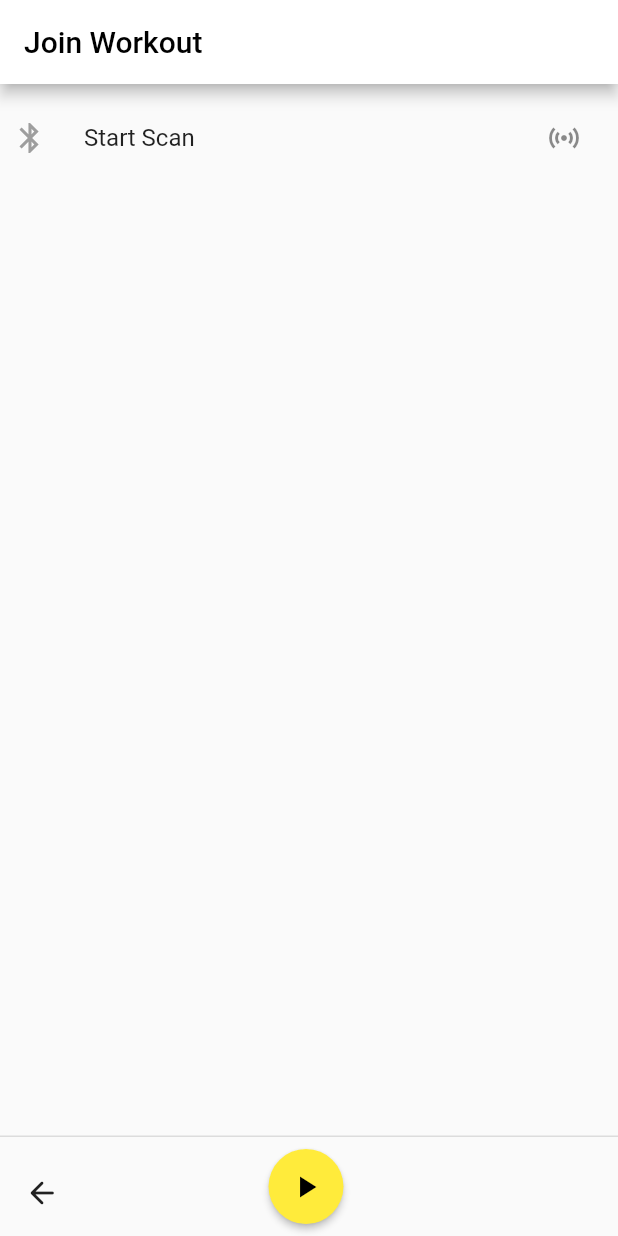
After one commit to FrankAlbella/karoo-colab, a Flutter app: the screen it shows after launch, after a tap on "Join Workout", on a phone screen of 412 x 824 dp. The commit adds this screen. Run offline on Flutter 3.47's test engine with Material 2 defaults, Android fonts, the phone set to English and light mode, and no system bars; our stand-ins replace flutter_bluetooth_serial, permission_handler; missing offline and left inert: flutter_reactive_ble.

Commit message:
Rework HomePage.dart

```diff
--- a/lib/HomePage.dart
+++ b/lib/HomePage.dart
@@ -1,6 +1,11 @@
 import 'package:flutter/material.dart';
+import 'package:karoo_collab/PairingPage.dart';
+import 'package:karoo_collab/ProfilePage.dart';
 import 'ConnectionsPage.dart';
 import 'RiderData.dart';
+import 'SensorPage.dart';
+import 'host_page.dart';
+import 'join_page.dart';
 
 Widget _buildPopupDialog(BuildContext context) {
   return AlertDialog(
@@ -102,33 +107,77 @@ class _MyHomePageState extends State<MyHomePage> {
                   context,
                   MaterialPageRoute(
                       builder: (context) =>
-                      const ConnectionsPage(title: 'Connections')),
+                      const HostPage(title: 'Host Workout')),
                 );
               },
-              icon: Icon(
+              icon: const Icon(
                 Icons.people,
               ),
               label: const Align(
                   alignment: Alignment.centerLeft,
                   child: ListTile(
-                      title: Text("Connections"),
+                      title: Text("Host Workout"),
                       trailing: Icon(Icons.keyboard_arrow_right))),
             ),
             TextButton.icon(
               onPressed: () {
-                showDialog(
-                  context: context,
-                  builder: (BuildContext context) => _buildPopupDialog(context),
+                Navigator.push(
+                  context,
+                  MaterialPageRoute(
+                      builder: (context) =>
+                      const JoinPage(title: 'Join Workout')),
                 );
               },
-              icon: Icon(
-                Icons.alarm,
+              icon: const Icon(
+                Icons.people,
               ),
               label: const Align(
                   alignment: Alignment.centerLeft,
                   child: ListTile(
-                      title: Text("Alerts"),
+                      title: Text("Join Workout"),
                       trailing: Icon(Icons.keyboard_arrow_right))),
+            ),
+            TextButton.icon(
+              onPressed: () {
+                Navigator.push(
+                  context,
+                  MaterialPageRoute(
+                    builder: (context) =>
+                        const SensorPage(title: "Sensor Pairing")
+                  )
+                );
+              },
+              icon: const Icon(
+                Icons.sensors
+              ),
+              label: const Align(
+                alignment: Alignment.centerLeft,
+                child: ListTile(
+                  title: Text("Sensors"),
+                  trailing: Icon(Icons.keyboard_arrow_right),
+                )
+              ),
+            ),
+            TextButton.icon(
+              onPressed: () {
+                Navigator.push(
+                    context,
+                    MaterialPageRoute(
+                        builder: (context) =>
+                        const ProfilePage(title: "Sensor Pairing")
+                    )
+                );
+              },
+              icon: const Icon(
+                Icons.settings
+              ),
+              label: const Align(
+                alignment: Alignment.centerLeft,
+                child: ListTile(
+                  title: Text("Settings"),
+                  trailing: Icon(Icons.keyboard_arrow_right),
+                )
+              ),
             ),
           ],
         ),
--- /dev/null
+++ b/lib/join_page.dart
@@ -0,0 +1,247 @@
+import 'dart:async';
+import 'dart:math';
+import 'package:flutter/material.dart';
+import 'package:flutter/services.dart';
+import 'package:flutter_bluetooth_serial/flutter_bluetooth_serial.dart';
+import 'package:flutter_reactive_ble/flutter_reactive_ble.dart' hide Logger;
+import 'package:karoo_collab/BluetoothProvider.dart';
+import 'package:logging/logging.dart';
+import 'ActiveRun.dart';
+import 'BluetoothDeviceListEntry.dart';
+import 'BluetoothManager.dart';
+import 'RiderData.dart';
+import 'ble_sensor_device.dart';
+
+class JoinPage extends StatefulWidget {
+  const JoinPage({super.key, required this.title});
+
+  // This widget is the home page of your application. It is stateful, meaning
+  // that it has a State object (defined below) that contains fields that affect
+  // how it looks.
+
+  // This class is the configuration for the state. It holds the values (in this
+  // case the title) provided by the parent (in this case the App widget) and
+  // used by the build method of the State. Fields in a Widget subclass are
+  // always marked "final".
+
+  final String title;
+
+  @override
+  State<JoinPage> createState() => _JoinPage();
+}
+
+class _JoinPage extends State<JoinPage> {
+  //random object for sending random numbers to connections
+  Random random = Random();
+
+  List<Widget> devices = [];
+  bool scanning = false;
+
+  Stream<BluetoothDiscoveryResult>? discoveryStream;
+  StreamSubscription<BluetoothDiscoveryResult>? discoveryStreamSubscription;
+
+  // Obtain FlutterReactiveBle instance for entire app.
+  final flutterReactiveBle = FlutterReactiveBle();
+
+  static const platform = MethodChannel('edu.uf.karoo_collab');
+
+  double myHR = 0;
+  double myPower = 0;
+  double mySpeed = 0;
+
+  @override
+  void initState() {
+    super.initState();
+    startScan();
+    BluetoothManager.instance.deviceDataStream.listen((dataMap) {
+      Logger.root.info('got data from a connection: $dataMap');
+    });
+    startBluetoothListening();
+  }
+
+  void startBluetoothListening() {
+    double partnerHR = 0;
+    double partnerPower = 0;
+    double partnerSpeed = 0;
+
+    BluetoothManager.instance.deviceDataStream.listen((event) {
+      Logger.root.info('got data from a connection: $event');
+      final map = event.values.first;
+
+      for(final key in map.keys) {
+        switch(key) {
+          case "heartRate":
+            partnerHR = double.parse(map[key] ?? "-1");
+            try {
+              platform.invokeListMethod('setPartnerHR', {"hr": partnerHR});
+              //Logger.root.info('Partner HR set to $partnerHR');
+            } on PlatformException catch (e) {
+              Logger.root.severe('Failed to set partner HR: $e');
+            }
+            break;
+          case "power":
+            partnerPower = double.parse(map[key] ?? "-1");
+            try {
+              platform.invokeListMethod('setPartnerPower', {"power": partnerPower});
+              //Logger.root.info('Partner power set to $partnerPower');
+            } on PlatformException catch (e) {
+              Logger.root.severe('Failed to set partner power: $e');
+            }
+            break;
+          case "speed":
+            partnerSpeed = double.parse(map[key] ?? "-1");
+            try {
+              platform.invokeListMethod('setPartnerSpeed', {"speed": partnerSpeed});
+              //Logger.root.info('Partner power set to $partnerSpeed');
+            } on PlatformException catch (e) {
+              Logger.root.severe('Failed to set partner speed: $e');
+            }
+            break;
+          default:
+            Logger.root.warning('Unknown map key received: $key');
+        }
+      }
+    });
+
+    final streamController = StreamController<RiderData>();
+    Timer.periodic(const Duration(seconds: 1), (timer) {
+      _updateMyHR();
+      _updateMyPower();
+
+      final RiderData data = RiderData();
+      data.heartRate = myHR;
+      data.power = myPower;
+
+      streamController.add(data);
+
+    });
+
+    streamController.stream.listen((event) {
+      BluetoothManager.instance.broadcastString("heartRate:${event.heartRate}");
+      BluetoothManager.instance.broadcastString("power:${event.power}");
+      //BluetoothManager.instance.broadcastString("speed:${event.speed}");
+    });
+  }
+
+  Future<void> _updateMyHR() async{
+    try {
+      myHR = await platform.invokeMethod('getMyHR');
+    } on PlatformException catch (e) {
+      Logger.root.severe('Failed to get partner data from Stream: $e');
+    }
+  }
+
+  Future<void> _updateMyPower() async{
+    try {
+      myPower = await platform.invokeMethod('getMyPower');
+    } on PlatformException catch (e) {
+      Logger.root.severe('Failed to get partner data from Stream: $e');
+    }
+  }
+
+  //starts scanning for other nearby bluetooth devices
+  void startScan() async {
+    if(scanning) {
+      return;
+    }
+
+    discoveryStream = await BluetoothManager.instance.startDeviceDiscovery();
+
+    final subscription = discoveryStream?.listen((event) {
+      setState(() {
+        final device = event.device;
+        final deviceName = device.name ?? "没有名字";
+        final address = device.address;
+
+
+        final textWidget = BluetoothDeviceListEntry(
+          device: event.device,
+          rssi: event.rssi,
+          onTap: () {
+            BluetoothManager.instance.connectToDevice(event.device);
+          },
+        );
+        if(deviceName.contains("Karoo")) {
+          devices = [...devices, textWidget];
+        }
+      });
+    }, onDone: () {
+      setState(() {
+        Logger.root.info("Scanning set to false");
+        scanning = false;
+      });
+    });
+
+    //set state to now scanning
+    setState(() {
+      Logger.root.info("Scanning set to true");
+      scanning = true;
+    });
+  }
+
+  Route _createRoute(FlutterReactiveBle ble,
+      List<BleSensorDevice>? connectedDevices, String type) {
+    return PageRouteBuilder(
+      pageBuilder: (context, animation, secondaryAnimation) => ActiveRun(
+          flutterReactiveBle: ble,
+          deviceList: connectedDevices,
+          title: "Active Run"),
+    );
+  }
+
+  List<BleSensorDevice> connectedDevices = <BleSensorDevice>[];
+
+  @override
+  Widget build(BuildContext context) {
+    return Scaffold(
+      appBar: AppBar(
+        title: Text(widget.title, style: const TextStyle(color: Colors.black)),
+        backgroundColor: Colors.white,
+        automaticallyImplyLeading: false,
+      ),
+      body: Center(
+        child: ListView(
+          children: <Widget>[
+            TextButton.icon(
+              onPressed: startScan,
+              icon: const Icon(
+                Icons.bluetooth,
+              ),
+              label: const Align(
+                  alignment: Alignment.centerLeft,
+                  child: ListTile(
+                      title: Text("Start Scan"),
+                      trailing: Icon(Icons.sensors))),
+            ),
+
+            ...devices
+
+          ]
+        ),
+      ),
+      persistentFooterButtons: [
+        IconButton(
+          icon: const Icon(Icons.arrow_back_rounded),
+          onPressed: () {
+            Navigator.pop(context);
+          },
+          alignment: Alignment.bottomLeft,
+        ),
+        const SizedBox(width: 100),
+        ElevatedButton(
+          onPressed: () {
+            Navigator.of(context).push(_createRoute(
+                flutterReactiveBle, connectedDevices, ""));
+          },
+          style: ElevatedButton.styleFrom(
+            fixedSize: const Size(50, 50),
+            shape: const CircleBorder(),
+            backgroundColor: Colors.yellow,
+          ),
+          child: const Icon(Icons.play_arrow),
+        )
+      ],
+      persistentFooterAlignment: AlignmentDirectional.bottomStart,
+    );
+  }
+}
```
Also changed, not shown: lib/ProfilePage.dart (+4 -7 lines), lib/SensorPage.dart (added, +108 -0 lines), lib/host_page.dart (added, +219 -0 lines), lib/monitor_sensor.dart (+7 -36 lines).
